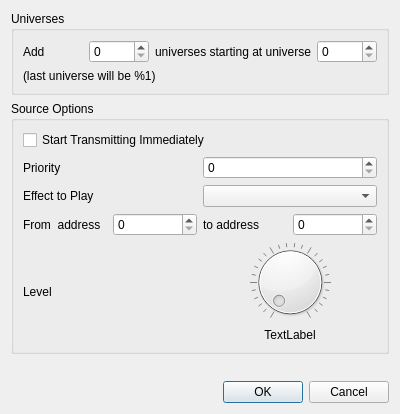
This is ui/addmultidialog.ui in docsteer/sacnview as Qt 5 draws it before an edit. The edited form follows.
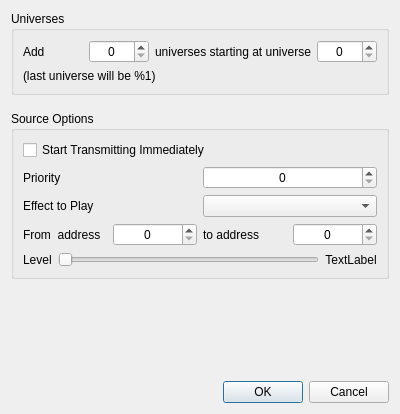
This is the edited form.

```diff
--- a/ui/addmultidialog.ui
+++ b/ui/addmultidialog.ui
@@ -30,7 +30,11 @@
          </widget>
         </item>
         <item>
-         <widget class="QSpinBox" name="sbNumUniverses"/>
+         <widget class="QSpinBox" name="sbNumUniverses">
+          <property name="alignment">
+           <set>Qt::AlignCenter</set>
+          </property>
+         </widget>
         </item>
         <item>
          <widget class="QLabel" name="label_2">
@@ -40,7 +44,11 @@
          </widget>
         </item>
         <item>
-         <widget class="QSpinBox" name="sbStartUniverse"/>
+         <widget class="QSpinBox" name="sbStartUniverse">
+          <property name="alignment">
+           <set>Qt::AlignCenter</set>
+          </property>
+         </widget>
         </item>
        </layout>
       </item>
@@ -93,7 +101,11 @@
          </widget>
         </item>
         <item>
-         <widget class="QSpinBox" name="sbPriority"/>
+         <widget class="QSpinBox" name="sbPriority">
+          <property name="alignment">
+           <set>Qt::AlignCenter</set>
+          </property>
+         </widget>
         </item>
        </layout>
       </item>
@@ -121,7 +133,11 @@
          </widget>
         </item>
         <item>
-         <widget class="QSpinBox" name="sbStartAddress"/>
+         <widget class="QSpinBox" name="sbStartAddress">
+          <property name="alignment">
+           <set>Qt::AlignCenter</set>
+          </property>
+         </widget>
         </item>
         <item>
          <widget class="QLabel" name="label_6">
@@ -131,7 +147,11 @@
          </widget>
         </item>
         <item>
-         <widget class="QSpinBox" name="sbEndAddress"/>
+         <widget class="QSpinBox" name="sbEndAddress">
+          <property name="alignment">
+           <set>Qt::AlignCenter</set>
+          </property>
+         </widget>
         </item>
        </layout>
       </item>
@@ -145,11 +165,11 @@
          </widget>
         </item>
         <item>
-         <layout class="QVBoxLayout" name="verticalLayout_3">
+         <layout class="QHBoxLayout" name="horizontalLayout_6">
           <item>
-           <widget class="QDial" name="dial">
-            <property name="notchesVisible">
-             <bool>true</bool>
+           <widget class="QSlider" name="slLevel">
+            <property name="orientation">
+             <enum>Qt::Horizontal</enum>
             </property>
            </widget>
           </item>
```
